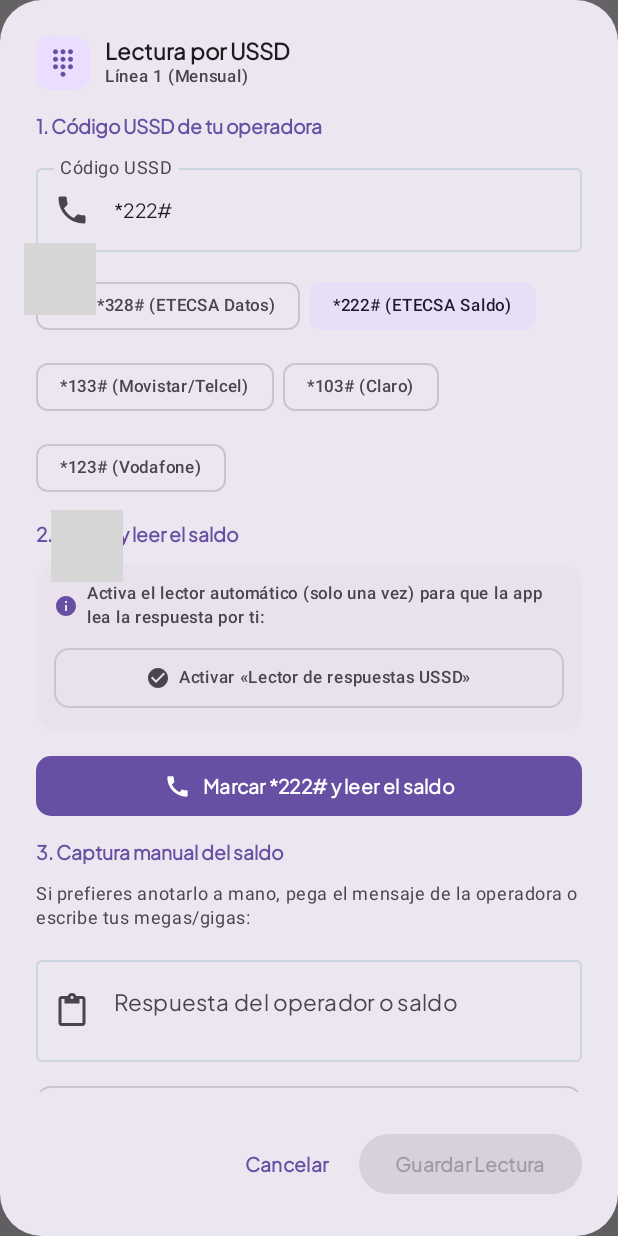
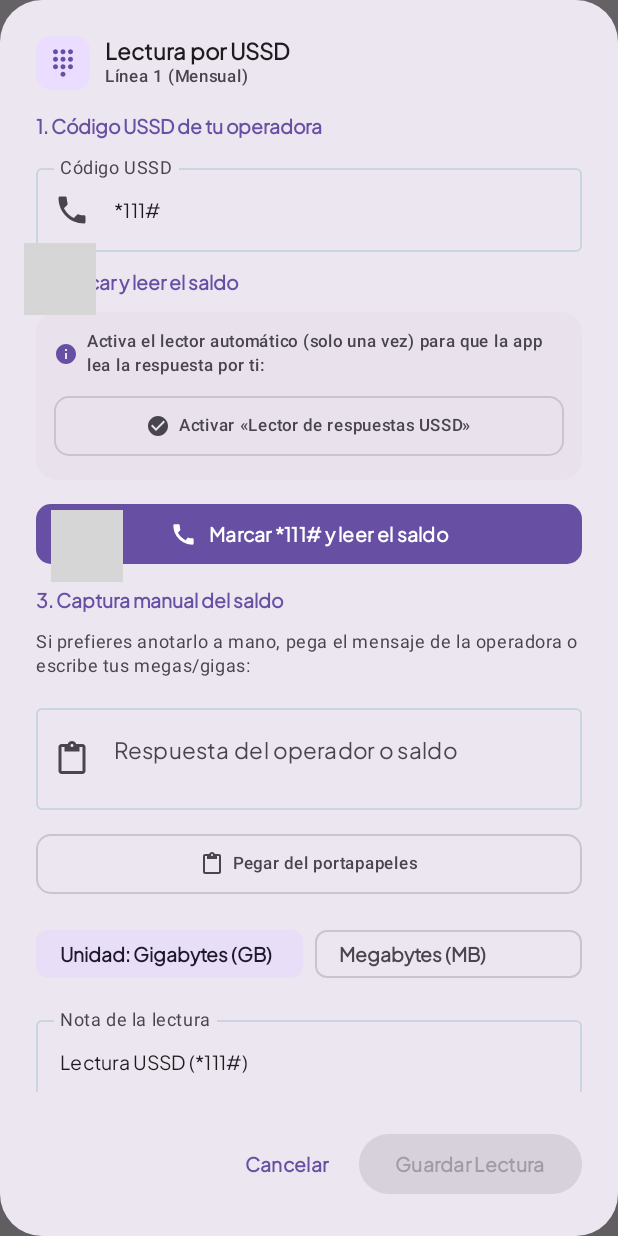
Before and after one commit to renehdezalvarez/Datos_android, an Android app built with Jetpack Compose: the screen it shows after launch (MainActivity), after a tap on "Lectura por USSD", on a phone screen of 412 x 824 dp. Run offline under Robolectric (Android 15) with nearby library versions, the phone set to English and light mode, and no system bars; our stand-ins replace Room's generated code; 15 statements that could not run were skipped; grey boxes are pictures that could not be loaded.

Commit message:
feat: stable release signing, cleaner USSD dialog, *111# postpaid default
- CI now signs a release APK with a dedicated upload key stored as
  GitHub secrets (PKCS12), so every future version installs on top of
  the previous one instead of requiring an uninstall. CI previously
  generated a throwaway debug keystore per build, forcing reinstalls.
- UssdReadingDialog: removed the carrier preset chips (*133#, *103#,
  ...) leaving just the editable code field.
- Postpaid line default USSD code is now *111# (entity default, seed
  and Room migration 4->5 so existing installs pick it up too).
- Version 8.3 (versionCode 11).

```diff
--- a/app/build.gradle.kts
+++ b/app/build.gradle.kts
@@ -12,8 +12,8 @@ android {
     applicationId = "com.aistudio.previsiongastos.pkwqzl"
     minSdk = 24
     targetSdk = 36
-    versionCode = 10
-    versionName = "8.2"
+    versionCode = 11
+    versionName = "8.3"
 
     testInstrumentationRunner = "androidx.test.runner.AndroidJUnitRunner"
   }
@@ -22,8 +22,12 @@ android {
   // and updating Android apps in AI Studio.
   signingConfigs {
     create("release") {
+      // Stable upload key: supplied via KEYSTORE_PATH / STORE_PASSWORD / KEY_PASSWORD
+      // (CI injects them from GitHub secrets). Using the same key on every build lets
+      // new versions install on top of older ones instead of requiring a uninstall.
       val keystorePath = System.getenv("KEYSTORE_PATH") ?: "${rootDir}/my-upload-key.jks"
       storeFile = file(keystorePath)
+      storeType = "PKCS12"
       storePassword = System.getenv("STORE_PASSWORD")
       keyAlias = "upload"
       keyPassword = System.getenv("KEY_PASSWORD")
--- a/app/src/main/java/com/example/data/local/AppDatabase.kt
+++ b/app/src/main/java/com/example/data/local/AppDatabase.kt
@@ -4,6 +4,8 @@ import android.content.Context
 import androidx.room.Database
 import androidx.room.Room
 import androidx.room.RoomDatabase
+import androidx.room.migration.Migration
+import androidx.sqlite.db.SupportSQLiteDatabase
 import com.example.data.model.DataBalanceLogEntity
 import com.example.data.model.DataPlanEntity
 
@@ -12,7 +14,7 @@ import com.example.data.model.DataPlanEntity
         DataPlanEntity::class,
         DataBalanceLogEntity::class
     ],
-    version = 4,
+    version = 5,
     exportSchema = true
 )
 abstract class AppDatabase : RoomDatabase() {
@@ -23,6 +25,13 @@ abstract class AppDatabase : RoomDatabase() {
         @Volatile
         private var INSTANCE: AppDatabase? = null
 
+        // v5: postpaid line default USSD code *222# -> *111#
+        private val MIGRATION_4_5 = object : Migration(4, 5) {
+            override fun migrate(db: SupportSQLiteDatabase) {
+                db.execSQL("UPDATE data_plan SET ussdCode = '*111#' WHERE id = 1 AND ussdCode = '*222#'")
+            }
+        }
+
         fun getInstance(context: Context): AppDatabase {
             return INSTANCE ?: synchronized(this) {
                 val instance = Room.databaseBuilder(
@@ -30,6 +39,7 @@ abstract class AppDatabase : RoomDatabase() {
                     AppDatabase::class.java,
                     "mobile_data_forecast.db"
                 )
+                    .addMigrations(MIGRATION_4_5)
                     .fallbackToDestructiveMigration()
                     .build()
                 INSTANCE = instance
--- a/app/src/main/java/com/example/data/model/DataEntities.kt
+++ b/app/src/main/java/com/example/data/model/DataEntities.kt
@@ -17,7 +17,7 @@ data class DataPlanEntity(
     val planName: String = "Paquete 10 GB",
     val planType: String = "MONTHLY", // "MONTHLY" or "PREPAID_35"
     val purchaseTimestamp: Long = System.currentTimeMillis(),
-    val ussdCode: String = "*222#"
+    val ussdCode: String = "*111#"
 )
 
 @Entity(tableName = "data_balance_logs")
--- a/app/src/main/java/com/example/data/repository/DataPlanRepository.kt
+++ b/app/src/main/java/com/example/data/repository/DataPlanRepository.kt
@@ -52,7 +52,7 @@ class DataPlanRepository(private val dao: DataDao) {
                 planName = "Plan Mensual 10 GB",
                 planType = "MONTHLY",
                 purchaseTimestamp = System.currentTimeMillis(),
-                ussdCode = "*222#"
+                ussdCode = "*111#"
             )
             dao.saveOrUpdateDataPlan(line1)
         }
--- a/app/src/main/java/com/example/ui/components/DataDialogs.kt
+++ b/app/src/main/java/com/example/ui/components/DataDialogs.kt
@@ -723,14 +723,6 @@ fun UssdReadingDialog(
     val dialogOpenMs = remember { System.currentTimeMillis() }
     val latestAutoReading = autoReading?.takeIf { it.lineId == lineId && it.id >= dialogOpenMs }
 
-    val popularPresets = listOf(
-        "*222*328#" to "ETECSA Datos",
-        "*222#" to "ETECSA Saldo",
-        "*133#" to "Movistar/Telcel",
-        "*103#" to "Claro",
-        "*123#" to "Vodafone"
-    )
-
     fun dialUssd(code: String, directCall: Boolean) {
         try {
             val encoded = Uri.encode(code)
@@ -812,28 +804,11 @@ fun UssdReadingDialog(
                         noteText = "Lectura USSD ($it)"
                     },
                     label = { Text("Código USSD") },
-                    placeholder = { Text("Ej. *222*328#") },
+                    placeholder = { Text("Ej. *111#") },
                     leadingIcon = { Icon(Icons.Default.Phone, contentDescription = null) },
                     singleLine = true,
                     modifier = Modifier.fillMaxWidth().testTag("ussd_code_input")
                 )
-
-                FlowRow(
-                    horizontalArrangement = Arrangement.spacedBy(6.dp),
-                    verticalArrangement = Arrangement.spacedBy(6.dp)
-                ) {
-                    popularPresets.forEach { (code, label) ->
-                        FilterChip(
-                            selected = ussdCodeText == code,
-                            onClick = {
-                                ussdCodeText = code
-                                onSaveUssdCode(code)
-                                noteText = "Lectura USSD ($code)"
-                            },
-                            label = { Text("$code ($label)", style = MaterialTheme.typography.labelSmall) }
-                        )
-                    }
-                }
 
                 // Section 2: Automatic dialing + reading
                 Text(
```
Also changed, not shown: 1 other file.
